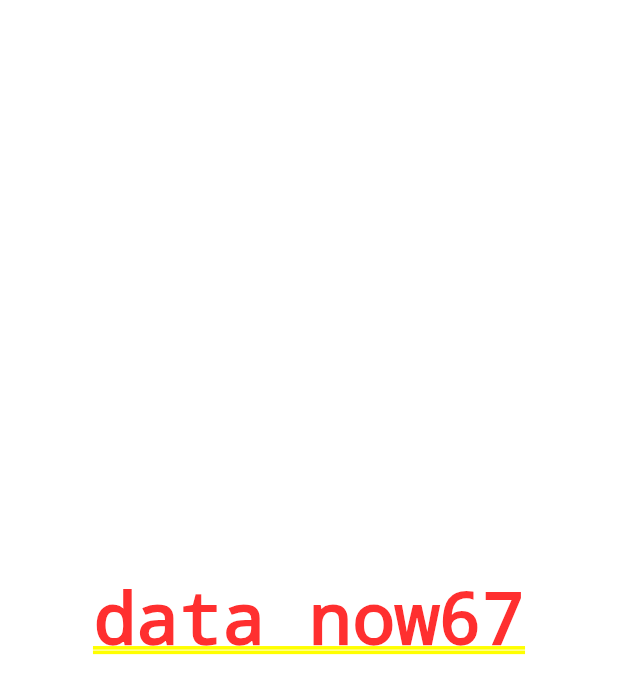
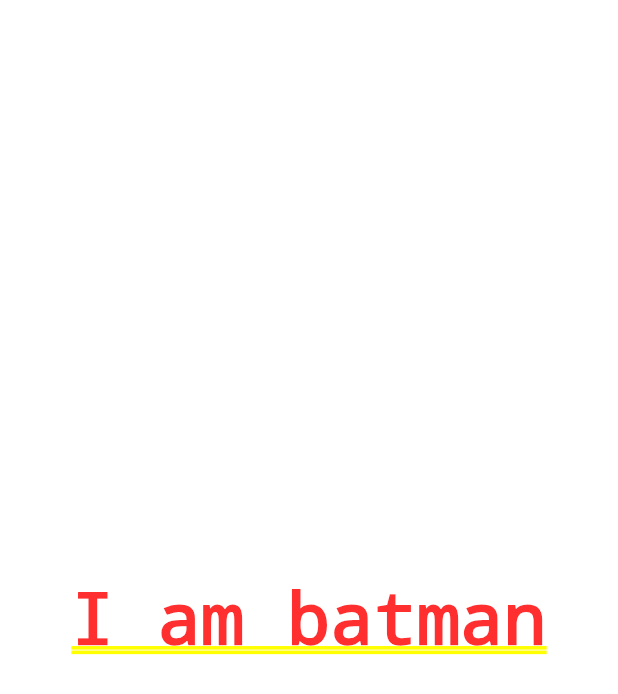
Before and after one commit to rawh-app/Mobile, a Flutter app: the screen it shows after launch, on a phone screen of 412 x 824 dp. Shown: the top 694 px of the screen. Run offline on Flutter 3.47's test engine with Material 3 defaults, Android fonts, the phone set to English and light mode, and no system bars.

Commit message:
adds1244h

```diff
--- a/lib/main.dart
+++ b/lib/main.dart
@@ -15,7 +15,7 @@ class MyApp extends StatelessWidget {
       theme: ThemeData(
         colorScheme: ColorScheme.fromSeed(seedColor: Colors.deepPurple),
       ),
-      home:   Container(child: Center(child: Text('data now67'),),),
+      home:   Container(child: Center(child: Text('I am batman'),),),
     );
   }
 }
```
